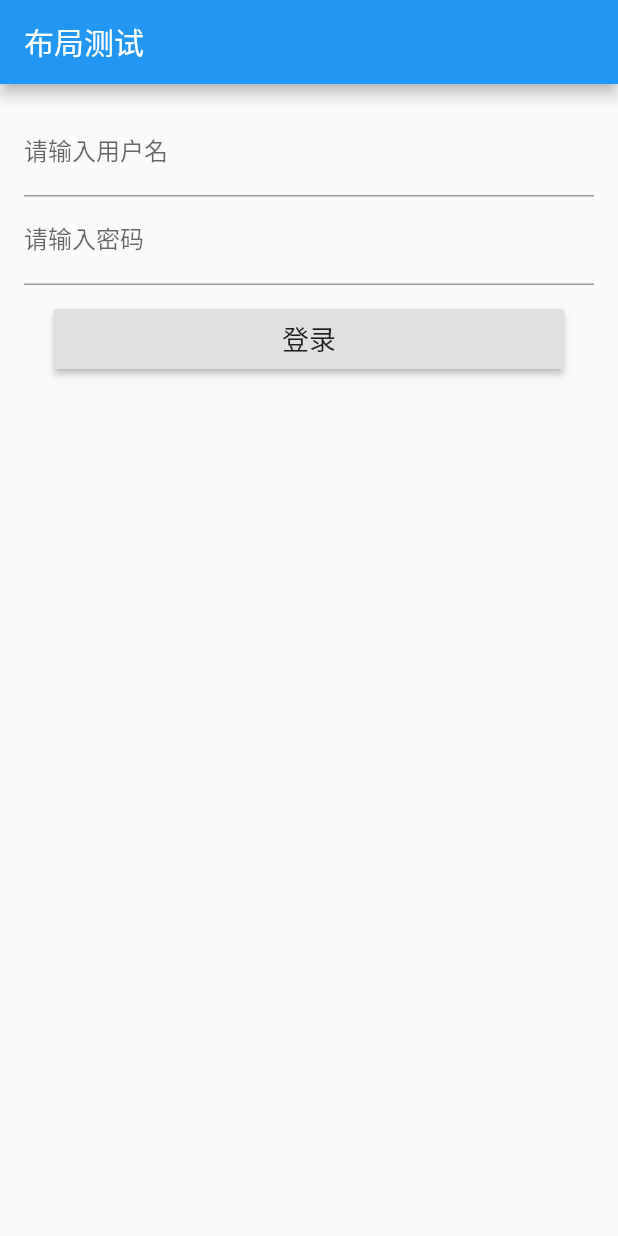
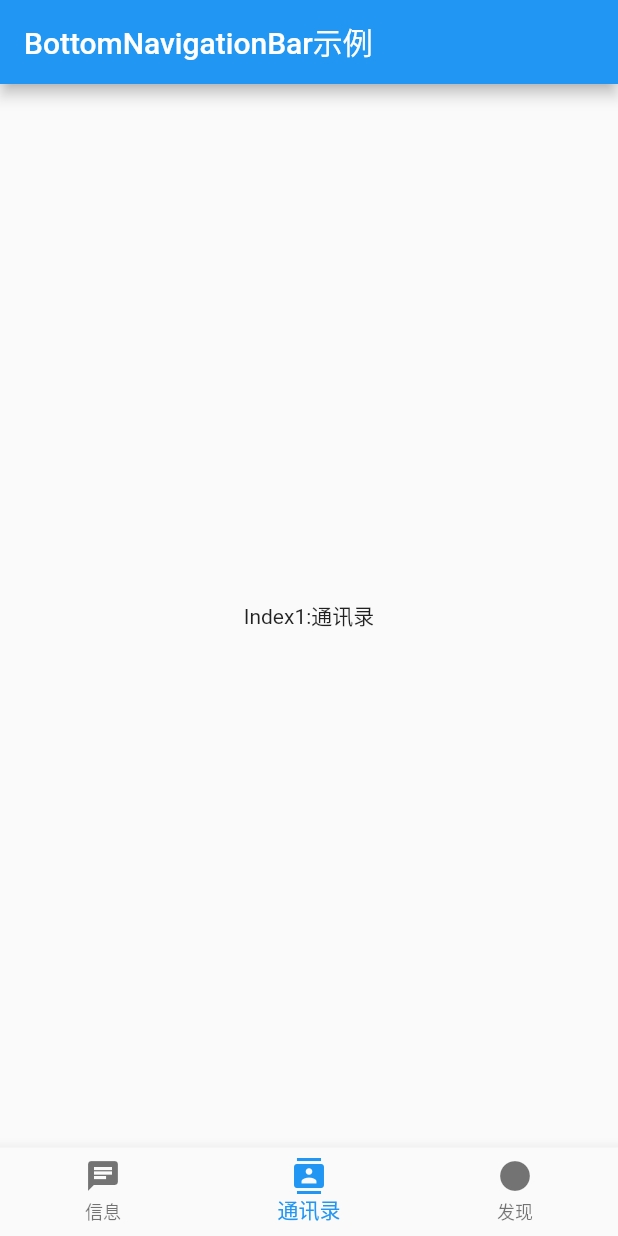
Before and after one commit to snaketzy/Flutter_App, a Flutter app: the screen it shows after launch, on a phone screen of 412 x 824 dp. Run offline on Flutter 3.47's test engine with Material 2 defaults, Android fonts, the phone set to English and light mode, and no system bars.

Commit message:
增加state的示例

```diff
--- a/bug/lib/mylayout.dart
+++ b/bug/lib/mylayout.dart
@@ -258,5 +258,4 @@ class MyFormState extends State<MyForm> {
         )
       ],
     );
-  }
-}
+  }}
--- /dev/null
+++ b/bug/lib/myscaffold.dart
@@ -0,0 +1,90 @@
+import 'package:flutter/material.dart';
+
+class MyScaffold extends StatelessWidget {
+  @override
+  Widget build(BuildContext context) {
+    return MaterialApp(
+        title: "Scaffold示例",
+        home: MyScaffoldStateFull()
+    );
+  }
+}
+
+class MyScaffoldStateFull extends StatefulWidget {
+  MyScaffoldStateFull({Key? key}) : super(key: key);
+
+  @override
+  MyScaffoldState createState() => MyScaffoldState();
+}
+
+class MyScaffoldWidget extends StatelessWidget {
+  @override
+  Widget build(BuildContext context) {
+    return Scaffold(
+          appBar: AppBar(
+            title: Text("Scaffold示例"),
+            leading: Icon(Icons.home),
+            actions: <Widget>[
+              IconButton(onPressed: () {}, icon: Icon(Icons.search),tooltip: "搜索",),
+              IconButton(onPressed: () {}, icon: Icon(Icons.add), tooltip: "添加",)
+            ],
+          ),
+          body: Center(
+            child: Text("Scaffold"),
+          ),
+          // bottomNavigationBar: BottomAppBar(
+          //   child: Container(height: 50,),
+          // ),
+          bottomNavigationBar: BottomNavigationBar(
+            items: <BottomNavigationBarItem>[
+              BottomNavigationBarItem(icon: Icon(Icons.chat), title: Text("信息")),
+              BottomNavigationBarItem(icon: Icon(Icons.contacts), title: Text("通讯录")),
+              BottomNavigationBarItem(icon: Icon(Icons.circle), title: Text("发现")),
+            ],
+            currentIndex: 0,
+          ),
+          // floatingActionButton: FloatingActionButton(
+          //   onPressed: () {},
+          //   child: Icon(Icons.add),
+          // ),
+          // floatingActionButtonLocation: FloatingActionButtonLocation.centerDocked,
+    );
+  }
+}
+
+class MyScaffoldState extends State<MyScaffoldStateFull> {
+  int _selectedIndex = 1;
+
+  final _widgetOptions = <Text>[
+    Text("Index0:信息"),
+    Text("Index1:通讯录"),
+    Text("Index2:发现"),
+  ];
+
+  void _onItemTapped (int index) {
+    setState(() {
+      _selectedIndex = index;
+    });
+  }
+
+  @override
+  Widget build(BuildContext context) {
+    return Scaffold(
+          appBar: AppBar(
+            title: Text("BottomNavigationBar示例"),
+          ),
+          body: Center(
+            child: _widgetOptions[_selectedIndex],
+          ),
+          bottomNavigationBar: BottomNavigationBar(
+            items: <BottomNavigationBarItem>[
+              BottomNavigationBarItem(icon: Icon(Icons.chat), title: Text("信息")),
+              BottomNavigationBarItem(icon: Icon(Icons.contacts), title: Text("通讯录")),
+              BottomNavigationBarItem(icon: Icon(Icons.circle), title: Text("发现")),
+            ],
+            currentIndex: _selectedIndex,
+            onTap: _onItemTapped,
+          ),
+    );
+  }
+}
```
Also changed, not shown: bug/lib/main.dart (+5 -25 lines), bug/lib/myapp.dart (added, +25 -0 lines), 1 other file.
